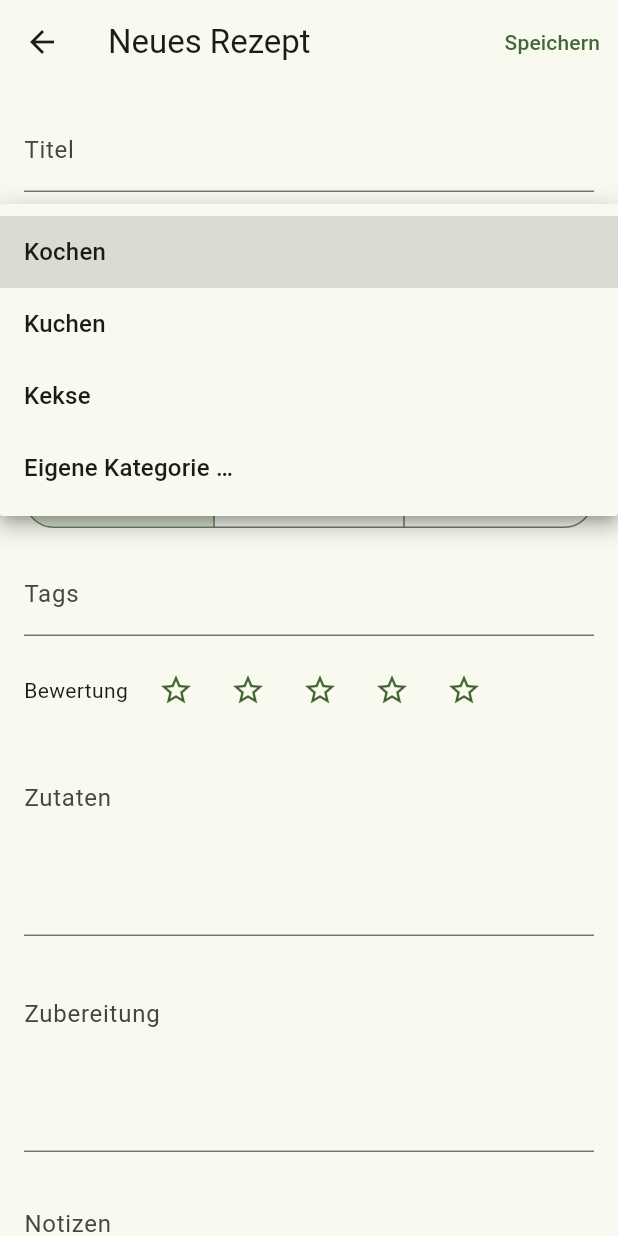
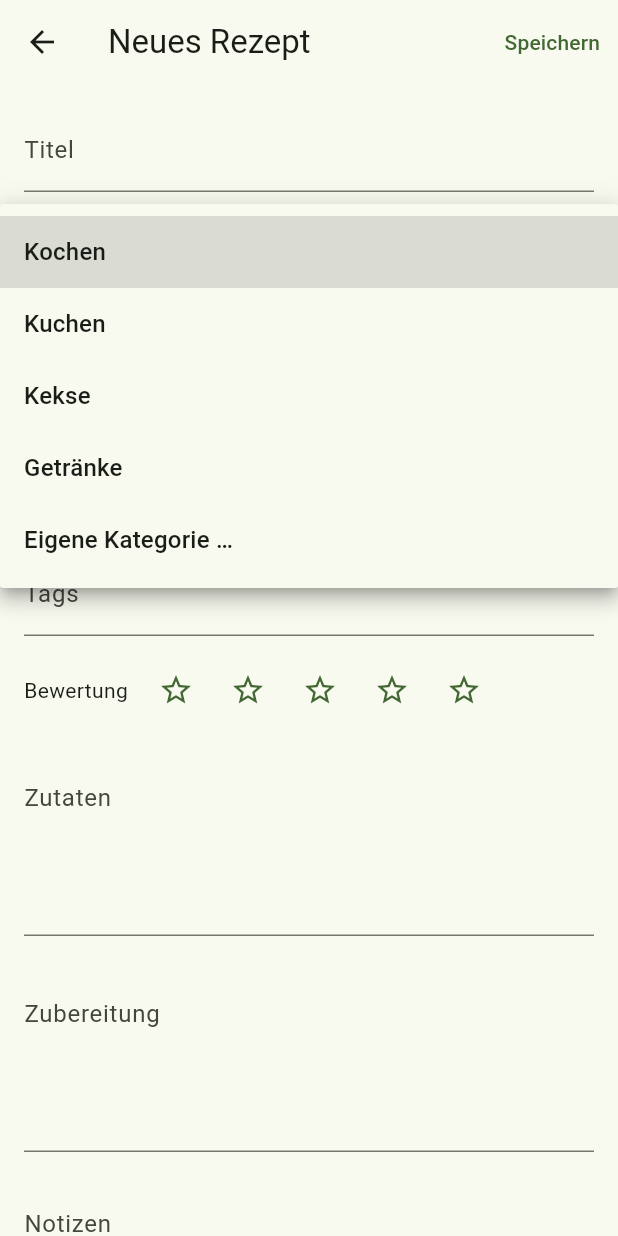
Before and after one commit to lukasnews/recipes, a Flutter app: the RecipeEditScreen screen opened by its route, after a tap on "Kochen", on a phone screen of 412 x 824 dp. Run offline on Flutter 3.47's test engine with Material 3 defaults, Android fonts, the phone set to English and light mode, and no system bars; our stand-ins replace cloud_firestore, firebase_ai, firebase_auth, firebase_core, firebase_crashlytics, firebase_remote_config and 12 more; missing offline and left inert: firebase_app_check, google_mlkit_barcode_scanning, google_mlkit_text_recognition, home_widget, receive_sharing_intent; accounts and stored records are empty; generated files the repository leaves out were written again; statements that could not run were skipped.

Commit message:
feat: drinks category with hot and cold
Co-Authored-By: Claude Opus 5.5 <noreply@anthropic.com>
Claude-Session: https://claude.ai/code/session_01KkvtCtHsSFiBM2WWtsXAwz

```diff
--- a/lib/features/mealplan/domain/week_suggestion.dart
+++ b/lib/features/mealplan/domain/week_suggestion.dart
@@ -37,7 +37,7 @@ List<DaySuggestion> suggestWeek({
   final expiring = expiringIds(pantry, now);
   final scored = <(Recipe, double, int)>[];
   for (final r in recipes) {
-    if (r.category == RecipeCategories.cookies ||
+    if (RecipeCategories.notMeals.contains(r.category) ||
         r.category == RecipeCategories.cake ||
         plannedIds.contains(r.id)) {
       continue;
--- a/lib/features/mealplan/presentation/meal_plan_screen.dart
+++ b/lib/features/mealplan/presentation/meal_plan_screen.dart
@@ -31,7 +31,7 @@ class _MealPlanScreenState extends ConsumerState<MealPlanScreen> {
     // Cookies aren't a meal.
     final recipes = [
       for (final r in ref.read(recipesProvider).value ?? const <Recipe>[])
-        if (r.category != RecipeCategories.cookies) r,
+        if (!RecipeCategories.notMeals.contains(r.category)) r,
     ];
     final frozen = ref.read(frozenMealsProvider).value ?? const <FrozenMeal>[];
     final picked = await showModalBottomSheet<Object>(
@@ -422,7 +422,7 @@ class _RecipePickerState extends State<_RecipePicker> {
                         for (final r in list)
                           ListTile(
                             title: Text(r.title),
-                            subtitle: Text(l10n.category(r.category)),
+                            subtitle: Text(l10n.recipeCategory(r)),
                             onTap: () => Navigator.pop(context, r),
                           ),
                       ],
--- a/lib/features/menus/presentation/menu_detail_screen.dart
+++ b/lib/features/menus/presentation/menu_detail_screen.dart
@@ -398,7 +398,7 @@ class _RecipePickerState extends State<_RecipePicker> {
                 for (final r in list)
                   ListTile(
                     title: Text(r.title),
-                    subtitle: Text(l10n.category(r.category)),
+                    subtitle: Text(l10n.recipeCategory(r)),
                     onTap: () => Navigator.pop(context, r),
                   ),
               ],
--- a/lib/features/recipes/domain/recipe.dart
+++ b/lib/features/recipes/domain/recipe.dart
@@ -7,7 +7,17 @@ abstract final class RecipeCategories {
   static const cooking = 'cooking';
   static const cake = 'cake';
   static const cookies = 'cookies';
-  static const builtIn = [cooking, cake, cookies];
+  static const drinks = 'drinks';
+  static const builtIn = [cooking, cake, cookies, drinks];
+
+  /// Not a meal: left out of the meal plan picker and suggestions.
+  static const notMeals = {cookies, drinks};
+}
+
+/// Hot or cold drink (only for [RecipeCategories.drinks]).
+abstract final class DrinkTemp {
+  static const hot = 'hot';
+  static const cold = 'cold';
 }
 
 class RecipeIngredient {
@@ -78,6 +88,13 @@ class RecipeStep {
   Map<String, dynamic> toMap() => {'text': text, 'timerSeconds': ?timerSeconds};
 }
 
+/// A custom "Getränke" category from before drinks were built in counts as
+/// the built-in one.
+String _category(String c) =>
+    const {'getränke', 'getraenke'}.contains(c.trim().toLowerCase())
+    ? RecipeCategories.drinks
+    : c;
+
 class Recipe {
   const Recipe({
     required this.id,
@@ -102,6 +119,7 @@ class Recipe {
     this.pan,
     this.variantOf,
     this.variantName,
+    this.drinkTemp,
   });
 
   factory Recipe.fromMap(String id, Map<String, dynamic> m) {
@@ -111,7 +129,7 @@ class Recipe {
     return Recipe(
       id: id,
       title: m.str('title'),
-      category: m.str('category', RecipeCategories.cooking),
+      category: _category(m.str('category', RecipeCategories.cooking)),
       tags: m.strings('tags'),
       servings: m.integer('servings') ?? 4,
       prepMinutes: m.integer('prepMinutes'),
@@ -130,6 +148,7 @@ class Recipe {
       pan: BakingPan.fromMap(m['pan']),
       variantOf: m.strOrNull('variantOf'),
       variantName: m.strOrNull('variantName'),
+      drinkTemp: m.strOrNull('drinkTemp'),
       nutrition: Nutrition.fromMap(
         (m['nutrition'] as Map<dynamic, dynamic>?)?.cast<String, dynamic>(),
       ),
@@ -144,6 +163,9 @@ class Recipe {
   /// Id of the original recipe this is a variant of ("vegan", "für 2").
   /// Always the original, never another variant.
   final String? variantOf;
+
+  /// [DrinkTemp.hot] / [DrinkTemp.cold] for drinks, else null.
+  final String? drinkTemp;
 
   /// Short name of the variant for the switch chips ("vegan").
   final String? variantName;
@@ -206,6 +228,8 @@ class Recipe {
     'pan': pan?.toMap(),
     'variantOf': ?variantOf,
     'variantName': ?variantName,
+    // Explicit null so another category or "egal" clears it (merge).
+    'drinkTemp': category == RecipeCategories.drinks ? drinkTemp : null,
   };
 
   /// All amounts × [factor] (another baking tin), servings unchanged.
@@ -250,5 +274,6 @@ class Recipe {
     pan: pan == null ? this.pan : pan(),
     variantOf: variantOf,
     variantName: variantName,
+    drinkTemp: drinkTemp,
   );
 }
--- a/lib/features/recipes/presentation/recipe_detail_screen.dart
+++ b/lib/features/recipes/presentation/recipe_detail_screen.dart
@@ -512,7 +512,7 @@ class _RecipeDetailScreenState extends ConsumerState<RecipeDetailScreen> {
             runSpacing: 8,
             crossAxisAlignment: WrapCrossAlignment.center,
             children: [
-              Chip(label: Text(l10n.category(recipe.category))),
+              Chip(label: Text(l10n.recipeCategory(recipe))),
               if (recipe.prepMinutes != null)
                 Chip(
                   avatar: const Icon(Icons.timer_outlined),
--- a/lib/features/recipes/presentation/recipe_edit_screen.dart
+++ b/lib/features/recipes/presentation/recipe_edit_screen.dart
@@ -77,6 +77,7 @@ class _RecipeEditScreenState extends ConsumerState<RecipeEditScreen> {
   /// Original this recipe is a variant of (null = no variant).
   String? _variantOf;
   String _category = RecipeCategories.cooking;
+  String? _drinkTemp;
   int _rating = 0;
   Recipe? _original;
   bool _loaded = false;
@@ -166,6 +167,7 @@ class _RecipeEditScreenState extends ConsumerState<RecipeEditScreen> {
     _steps.text = r.steps.map((s) => s.text).join('\n');
     _notes.text = r.notes;
     _category = r.category;
+    _drinkTemp = r.drinkTemp;
     for (final line in r.ingredients) {
       final ing = byId[line.ingredientId];
       _overrides[line.rawText] = ing == null
@@ -260,6 +262,7 @@ class _RecipeEditScreenState extends ConsumerState<RecipeEditScreen> {
       id: _original?.id ?? recipeRepo.newId(),
       title: _title.text.trim(),
       category: _category,
+      drinkTemp: _drinkTemp,
       tags: _tags.text
           .split(',')
           .map((t) => t.trim())
@@ -529,6 +532,27 @@ class _RecipeEditScreenState extends ConsumerState<RecipeEditScreen> {
                 }
               },
             ),
+            if (_category == RecipeCategories.drinks) ...[
+              const SizedBox(height: 12),
+              SegmentedButton<String>(
+                emptySelectionAllowed: true,
+                segments: [
+                  ButtonSegment(
+                    value: DrinkTemp.hot,
+                    icon: const Icon(Icons.local_cafe),
+                    label: Text(l10n.drinkHot),
+                  ),
+                  ButtonSegment(
+                    value: DrinkTemp.cold,
+                    icon: const Icon(Icons.local_drink),
+                    label: Text(l10n.drinkCold),
+                  ),
+                ],
+                selected: {?_drinkTemp},
+                onSelectionChanged: (s) =>
+                    setState(() => _drinkTemp = s.firstOrNull),
+              ),
+            ],
             const SizedBox(height: 12),
             Builder(
               builder: (context) {
--- a/lib/l10n/app_de.arb
+++ b/lib/l10n/app_de.arb
@@ -1463,5 +1463,9 @@
   "importText": "Text einfügen",
   "importTextSubtitle": "z. B. aus ChatGPT, einer Nachricht oder Notiz",
   "importTextHint": "Rezept hier einfügen – Zutaten und Zubereitung",
-  "importTextConfirm": "Rezept lesen"
+  "importTextConfirm": "Rezept lesen",
+  "categoryDrinks": "Getränke",
+  "drinkHot": "Heiß",
+  "drinkCold": "Kalt",
+  "drinkAll": "Alle"
 }
```
Also changed, not shown: lib/core/widgets/l10n_ext.dart (+9 -0 lines), lib/features/recipes/presentation/recipe_list_screen.dart (+42 -3 lines), 2 other files.
